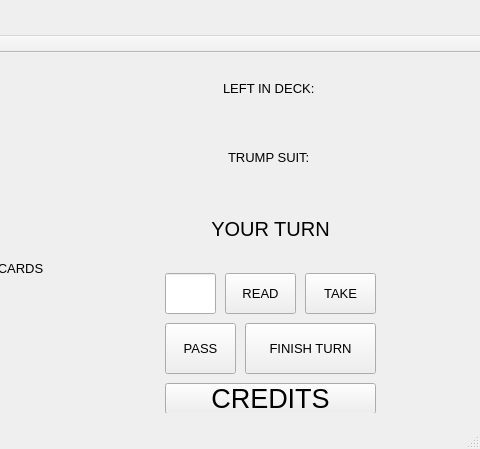
Above: mainwindow.ui from NickinAction/Durak before the change; both pictures show x 255 to 735 and y 0 to 449 of the 735 by 449 pixel window. Below: the same form after it.
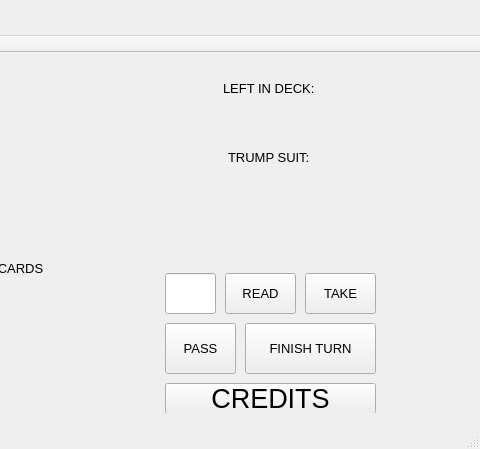
That is the form after the change.

```diff
--- a/mainwindow.ui
+++ b/mainwindow.ui
@@ -107,7 +107,7 @@
      <cursorShape>ArrowCursor</cursorShape>
     </property>
     <property name="text">
-     <string>YOUR TURN</string>
+     <string> </string>
     </property>
     <property name="alignment">
      <set>Qt::AlignCenter</set>
```
